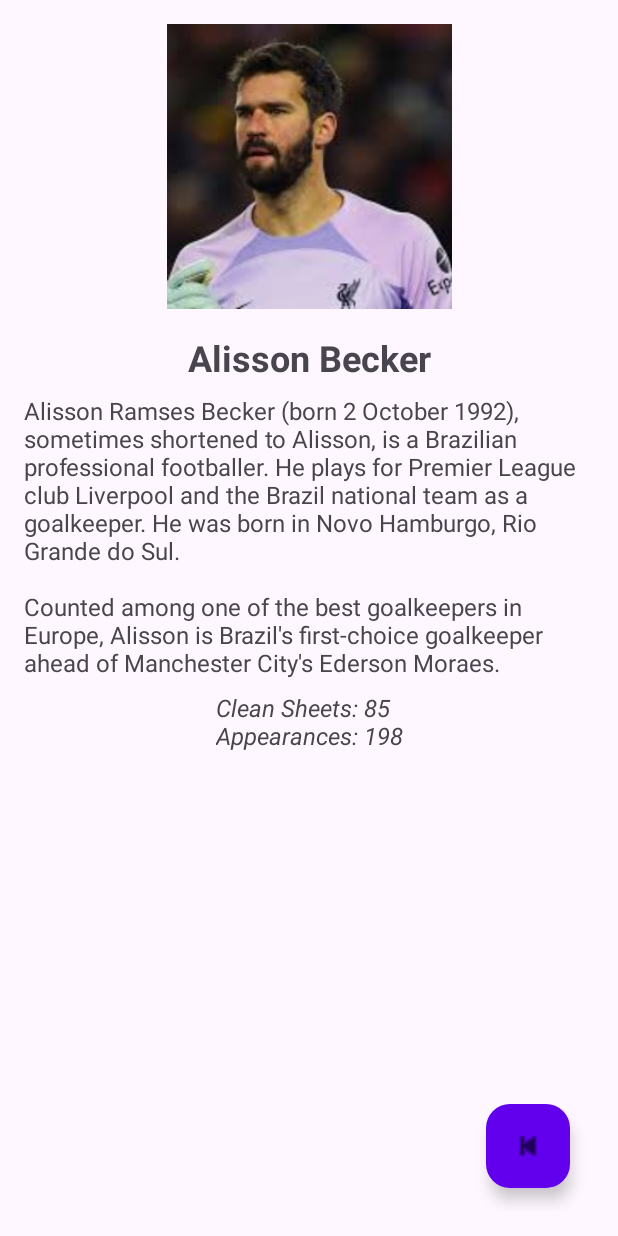
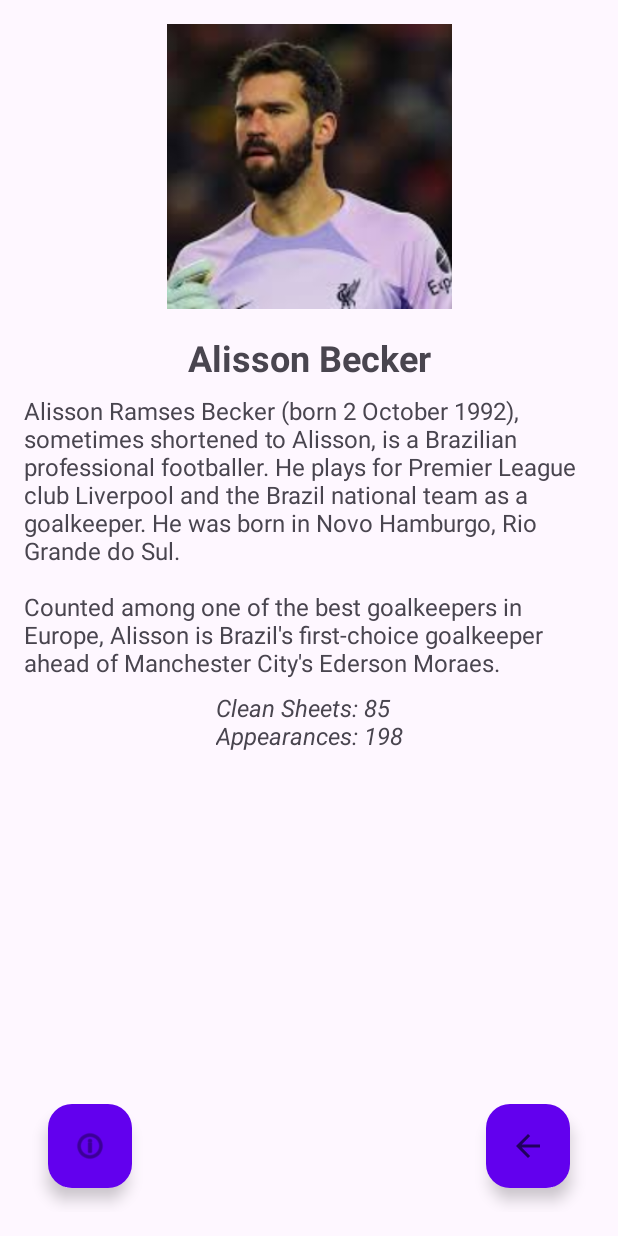
Before and after one commit to ayllxx/liverpoolteamapp, an Android app: the screen it shows after launch (PlayerDetailsActivity), after a tap on "Alisson Becker", on a phone screen of 412 x 824 dp. Run offline under Robolectric (Android 15) with nearby library versions, the phone set to English and light mode, and no system bars.

Commit message:
fixing stuff

```diff
--- a/app/src/main/res/layout/activity_player_details.xml
+++ b/app/src/main/res/layout/activity_player_details.xml
@@ -56,16 +56,28 @@
         app:layout_constraintStart_toStartOf="parent"
         app:layout_constraintEnd_toEndOf="parent" />
 
-    <!-- FloatingActionButton for Back Arrow -->
+    <!-- FloatingActionButton for Back Navigation -->
     <com.google.android.material.floatingactionbutton.FloatingActionButton
         android:id="@+id/fab_back"
         android:layout_width="wrap_content"
         android:layout_height="wrap_content"
-        android:src="@android:drawable/ic_media_previous"
+        android:src="@drawable/ic_arrow_back_white_24dp"
         app:layout_constraintBottom_toBottomOf="parent"
         app:layout_constraintEnd_toEndOf="parent"
         android:layout_margin="16dp"
         app:backgroundTint="@color/colorPrimary"
         android:contentDescription="Back Button" />
 
+    <!-- Button to Open Wikipedia Page -->
+    <com.google.android.material.floatingactionbutton.FloatingActionButton
+        android:id="@+id/fab_wiki"
+        android:layout_width="wrap_content"
+        android:layout_height="wrap_content"
+        android:src="@android:drawable/ic_menu_info_details"
+        app:layout_constraintBottom_toBottomOf="parent"
+        app:layout_constraintStart_toStartOf="parent"
+        android:layout_margin="16dp"
+        app:backgroundTint="@color/colorPrimary"
+        android:contentDescription="Open Wikipedia" />
+
 </androidx.constraintlayout.widget.ConstraintLayout>
```
Also changed, not shown: app/src/main/java/com/example/liverpoolteamapp/WebViewActivity.java (added, +27 -0 lines), app/src/main/res/layout/activity_webview.xml (added, +13 -0 lines).
